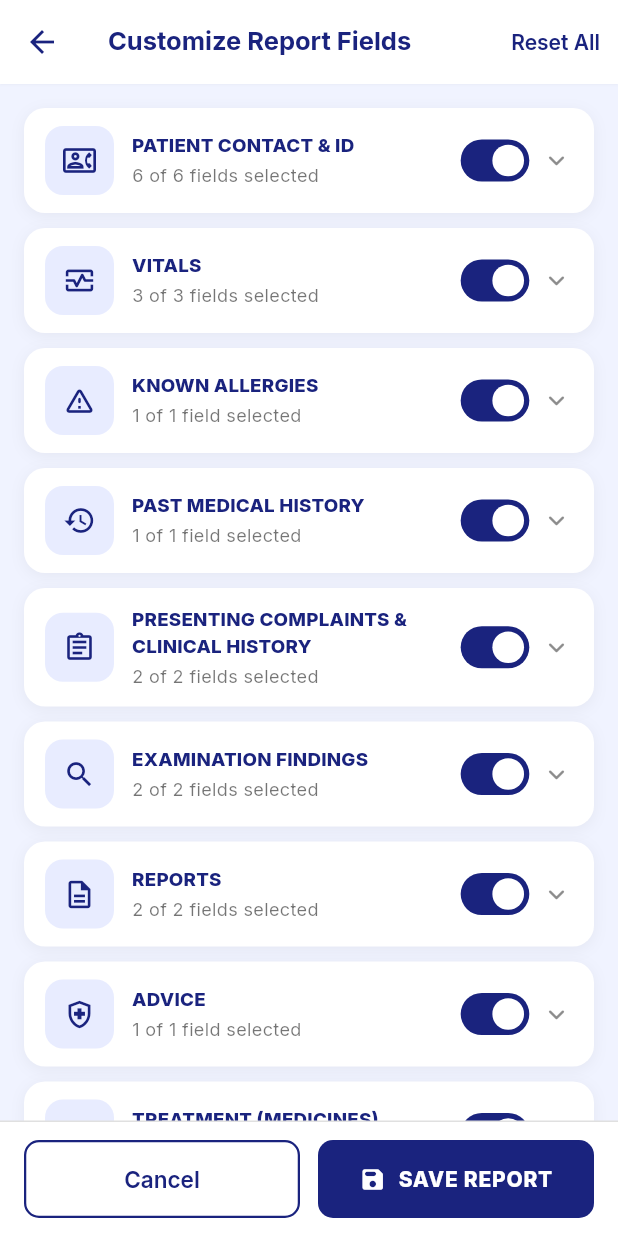
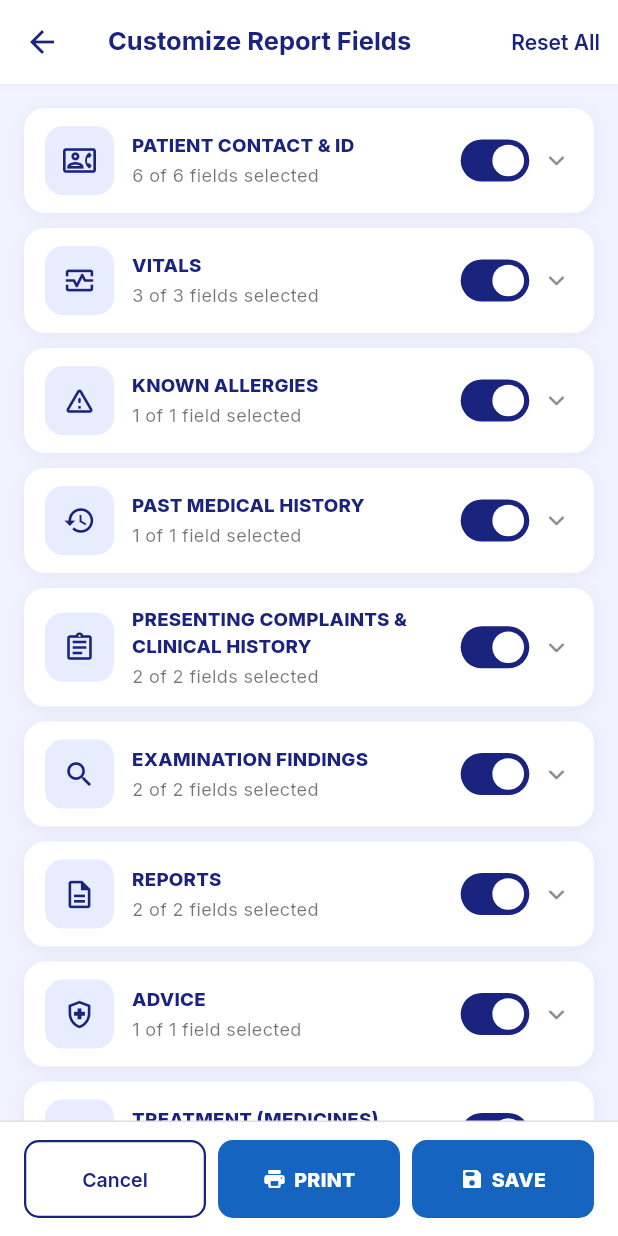
Before and after one commit to sakshidhatrak/-medical-patient-management-system-, a Flutter app: the _ReportScreen screen opened directly, after a tap on "Customize Report Fields", on a phone screen of 412 x 824 dp. Run offline on Flutter 3.47's test engine with Material 3 defaults, Android fonts, the phone set to English and light mode, and no system bars; our stand-ins replace cached_network_image, connectivity_plus, dartz, dio, equatable, file_picker and 12 more; accounts and stored records are empty; project files that could hold a hidden picture were left out.

Commit message:
feat: print button, bottom nav cleanup, visit date in report, treatment dash fallback
- Bottom nav: only + button visible
- Add New Visit: removed duplicate + icon
- Report date: uses visit.visitDate instead of DateTime.now()
- Treatment section: shows — when no medicines data
- Print/Save buttons: same blue color
- Globe icon: black text in PDF
- Email icon removed from report

Co-Authored-By: Claude Sonnet 4.6 <noreply@anthropic.com>

```diff
--- a/frontend/lib/features/print_configuration/presentation/widgets/preview_right_panel.dart
+++ b/frontend/lib/features/print_configuration/presentation/widgets/preview_right_panel.dart
@@ -303,7 +303,53 @@ class _ReportScreenState extends ConsumerState<_ReportScreen> {
     addFull(_kSectionDefs[4]);              // Presenting Complaints
     addFull(_kSectionDefs[5]);              // Examination Findings
     addPaired(_kSectionDefs[6], _kSectionDefs[7]); // Reports | Advice
-    addPaired(_kSectionDefs[8], _kSectionDefs[9]); // Treatment | Investigations
+    // Treatment always shown with "—" fallback; Investigations paired
+    {
+      final hasInv = _sectionHasData(c, d, _kSectionDefs[9].fields);
+      // Treatment section — always include even with no data
+      if (result.isNotEmpty) result.add(const SizedBox(height: 8));
+      if (hasInv) {
+        result.add(Padding(
+          padding: const EdgeInsets.symmetric(horizontal: 12),
+          child: IntrinsicHeight(
+            child: Row(
+              crossAxisAlignment: CrossAxisAlignment.stretch,
+              children: [
+                Expanded(
+                  child: _SectionCard(
+                    icon: _kSectionDefs[8].icon,
+                    title: _kSectionDefs[8].title,
+                    rxIcon: true,
+                    noPadding: true,
+                    contentWidget: _sectionHasData(c, d, _kSectionDefs[8].fields)
+                        ? _fieldListWidget(c, d, _kSectionDefs[8].fields)
+                        : const Text('—', style: TextStyle(fontSize: 12, color: Colors.black54)),
+                  ),
+                ),
+                const SizedBox(width: 8),
+                Expanded(
+                  child: _SectionCard(
+                    icon: _kSectionDefs[9].icon,
+                    title: _kSectionDefs[9].title,
+                    noPadding: true,
+                    contentWidget: _fieldListWidget(c, d, _kSectionDefs[9].fields),
+                  ),
+                ),
+              ],
+            ),
+          ),
+        ));
+      } else {
+        result.add(_SectionCard(
+          icon: _kSectionDefs[8].icon,
+          title: _kSectionDefs[8].title,
+          rxIcon: true,
+          contentWidget: _sectionHasData(c, d, _kSectionDefs[8].fields)
+              ? _fieldListWidget(c, d, _kSectionDefs[8].fields)
+              : const Text('—', style: TextStyle(fontSize: 12, color: Colors.black54)),
+        ));
+      }
+    }
     addFull(_kSectionDefs[10]);             // Cross Reference
 
     return result;
@@ -932,6 +978,7 @@ class FieldConfigPage extends ConsumerStatefulWidget {
 class _FieldConfigPageState extends ConsumerState<FieldConfigPage> {
   final Set<int> _expanded = {};
   bool _saving = false;
+  bool _printing = false;
 
   @override
   Widget build(BuildContext context) {
@@ -1029,7 +1076,7 @@ class _FieldConfigPageState extends ConsumerState<FieldConfigPage> {
                 // Cancel
                 Expanded(
                   child: OutlinedButton(
-                    onPressed: _saving ? null : () => Navigator.of(context).pop(),
+                    onPressed: (_saving || _printing) ? null : () => Navigator.of(context).pop(),
                     style: OutlinedButton.styleFrom(
                       foregroundColor: _kPrimNvy,
                       side: const BorderSide(color: _kPrimNvy, width: 1.5),
@@ -1038,17 +1085,48 @@ class _FieldConfigPageState extends ConsumerState<FieldConfigPage> {
                           borderRadius: BorderRadius.circular(10)),
                     ),
                     child: const Text('Cancel',
-                        style: TextStyle(
-                            fontSize: 15, fontWeight: FontWeight.w600)),
-                  ),
-                ),
-                const SizedBox(width: 12),
+                        style: TextStyle(fontSize: 13, fontWeight: FontWeight.w600)),
+                  ),
+                ),
+                const SizedBox(width: 8),
+                // Print
+                Expanded(
+                  child: ElevatedButton(
+                    onPressed: (_saving || _printing) ? null : _print,
+                    style: ElevatedButton.styleFrom(
+                      backgroundColor: const Color(0xFF1565C0),
+                      foregroundColor: Colors.white,
+                      padding: const EdgeInsets.symmetric(vertical: 15),
+                      elevation: 0,
+                      shape: RoundedRectangleBorder(
+                          borderRadius: BorderRadius.circular(10)),
+                    ),
+                    child: _printing
+                        ? const SizedBox(
+                            width: 16, height: 16,
+                            child: CircularProgressIndicator(
+                                strokeWidth: 2, color: Colors.white))
+                        : const Row(
+                            mainAxisAlignment: MainAxisAlignment.center,
+                            children: [
+                              Icon(Icons.print_rounded, size: 16),
+                              SizedBox(width: 5),
+                              Text('PRINT',
+                                  style: TextStyle(
+                                      fontSize: 13,
+                                      fontWeight: FontWeight.w800,
+                                      letterSpacing: 0.3)),
+                            ],
+                          ),
+                  ),
+                ),
+                const SizedBox(width: 8),
                 // Save Report
                 Expanded(
                   child: ElevatedButton(
-                    onPressed: _saving ? null : _save,
+                    onPressed: (_saving || _printing) ? null : _save,
                     style: ElevatedButton.styleFrom(
-                      backgroundColor: _kPrimNvy,
+                      backgroundColor: const Color(0xFF1565C0),
                       foregroundColor: Colors.white,
                       padding: const EdgeInsets.symmetric(vertical: 15),
                       elevation: 0,
@@ -1057,19 +1135,19 @@ class _FieldConfigPageState extends ConsumerState<FieldConfigPage> {
                     ),
                     child: _saving
                         ? const SizedBox(
-                            width: 18, height: 18,
+                            width: 16, height: 16,
                             child: CircularProgressIndicator(
                                 strokeWidth: 2, color: Colors.white))
                         : const Row(
                             mainAxisAlignment: MainAxisAlignment.center,
                             children: [
-                              Icon(Icons.save_rounded, size: 18),
-                              SizedBox(width: 8),
-                              Text('SAVE REPORT',
+                              Icon(Icons.save_rounded, size: 16),
+                              SizedBox(width: 5),
+                              Text('SAVE',
                                   style: TextStyle(
-                                      fontSize: 14,
+                                      fontSize: 13,
                                       fontWeight: FontWeight.w800,
-                                      letterSpacing: 0.5)),
+                                      letterSpacing: 0.3)),
                             ],
                           ),
                   ),
@@ -1098,6 +1176,24 @@ class _FieldConfigPageState extends ConsumerState<FieldConfigPage> {
       }
     } finally {
       if (mounted) setState(() => _saving = false);
+    }
+  }
+
+  Future<void> _print() async {
+    setState(() => _printing = true);
+    try {
+      await PdfExportService.printReport(
+        ref.read(printConfigProvider),
+        patientData: ref.read(activePatientDataProvider),
+      );
+    } catch (e) {
+      if (mounted) {
+        ScaffoldMessenger.of(context).showSnackBar(
+          SnackBar(content: Text('Print failed: $e')),
+        );
+      }
+    } finally {
+      if (mounted) setState(() => _printing = false);
     }
   }
 }
```
Also changed, not shown: frontend/lib/features/patients/presentation/screens/patient_detail_screen.dart (+6 -7 lines), frontend/lib/features/patients/presentation/screens/patient_list_screen.dart (+2 -46 lines), frontend/lib/features/print_configuration/services/pdf_export_service.dart (+52 -6 lines).
